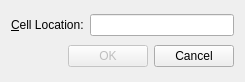
Qt form gotocelldialog.ui (gedro/SpreadsheetApplication) before a commit.
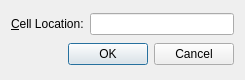
The same form after that commit.

Commit message: Changed gotocelldialog's buttons to  QDialogButtonBox

The edit to the form file:
```diff
--- a/gotocelldialog.ui
+++ b/gotocelldialog.ui
@@ -7,7 +7,7 @@
     <x>0</x>
     <y>0</y>
     <width>245</width>
-    <height>82</height>
+    <height>80</height>
    </rect>
   </property>
   <property name="windowTitle">
@@ -32,41 +32,11 @@
     </layout>
    </item>
    <item>
-    <layout class="QHBoxLayout" name="horizontalLayout_2">
-     <item>
-      <spacer name="horizontalSpacer">
-       <property name="orientation">
-        <enum>Qt::Horizontal</enum>
-       </property>
-       <property name="sizeHint" stdset="0">
-        <size>
-         <width>40</width>
-         <height>20</height>
-        </size>
-       </property>
-      </spacer>
-     </item>
-     <item>
-      <widget class="QPushButton" name="okButton">
-       <property name="enabled">
-        <bool>false</bool>
-       </property>
-       <property name="text">
-        <string>OK</string>
-       </property>
-       <property name="default">
-        <bool>true</bool>
-       </property>
-      </widget>
-     </item>
-     <item>
-      <widget class="QPushButton" name="cancelButton">
-       <property name="text">
-        <string>Cancel</string>
-       </property>
-      </widget>
-     </item>
-    </layout>
+    <widget class="QDialogButtonBox" name="buttonBox">
+     <property name="standardButtons">
+      <set>QDialogButtonBox::Cancel|QDialogButtonBox::Ok</set>
+     </property>
+    </widget>
    </item>
   </layout>
  </widget>
```
The commit also changes 1 other file.
